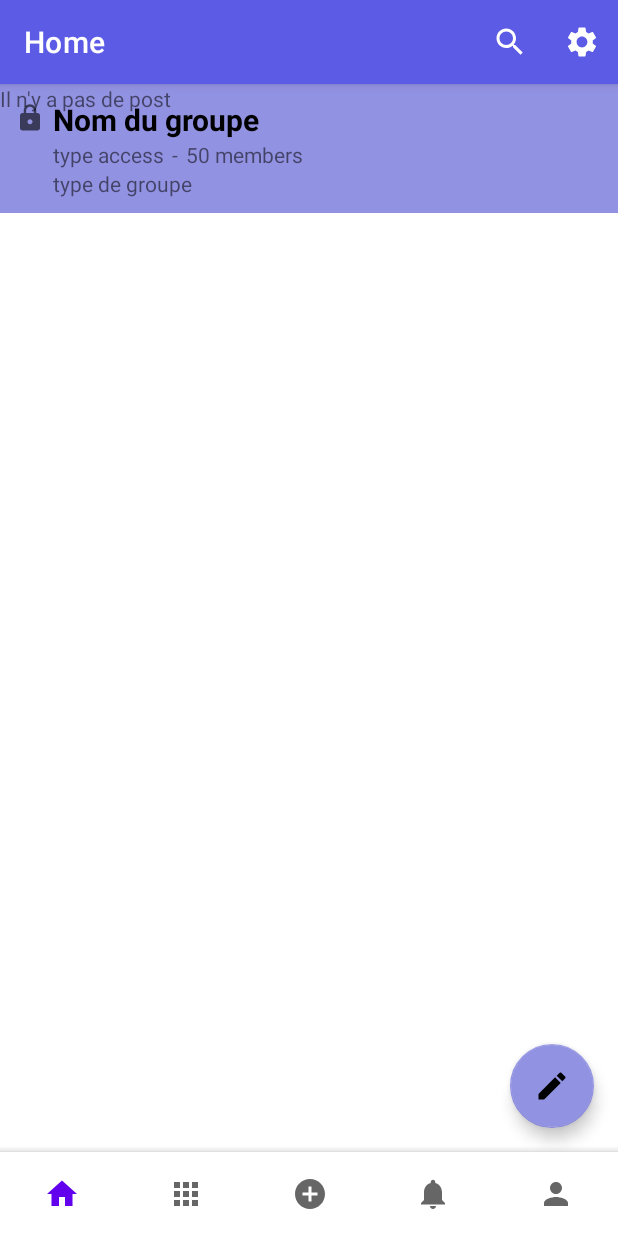
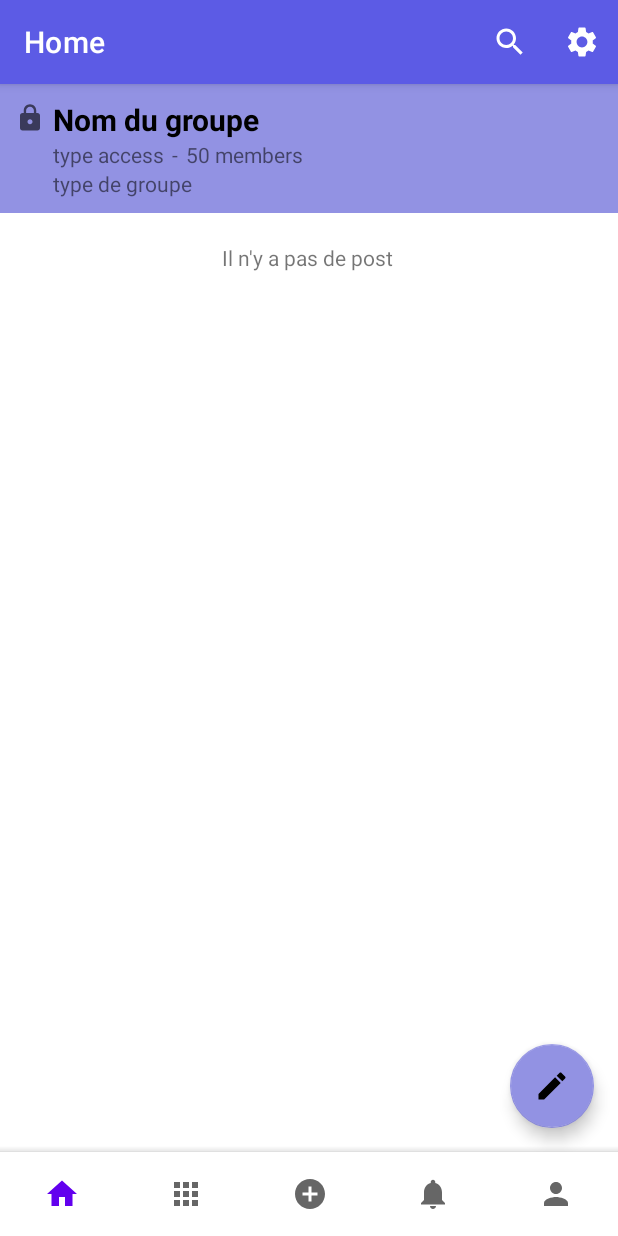
Before and after one commit to ETS-Android2/reseau-social-android, an Android app: the PostGroupeFragment screen opened through its navigation route, on a phone screen of 412 x 824 dp. Run offline under Robolectric (Android 15) with nearby library versions, the phone set to English and light mode, and no system bars; our stand-ins replace Firebase (no records; nobody signed in at launch, a user with empty details on screens opened directly), navigation-ui; 2 statements that could not run were skipped.

Commit message:
Remise en place du design des groupes dans mes reseaux

```diff
--- a/SocialMediaProject/app/src/main/java/com/example/socialmediaproject/ui/dashboard/DashboardFragment.java
+++ b/SocialMediaProject/app/src/main/java/com/example/socialmediaproject/ui/dashboard/DashboardFragment.java
@@ -18,6 +18,7 @@ import androidx.appcompat.app.AlertDialog;
 import androidx.appcompat.app.AppCompatActivity;
 import androidx.fragment.app.Fragment;
 import androidx.lifecycle.ViewModelProvider;
+import androidx.recyclerview.widget.GridLayoutManager;
 import androidx.recyclerview.widget.LinearLayoutManager;
 import androidx.recyclerview.widget.RecyclerView;
 
@@ -209,7 +210,7 @@ public class DashboardFragment extends Fragment implements GroupAdapter.Listener
             }
         });
 
-        recyclerView.setLayoutManager(new LinearLayoutManager(getContext()));
+        recyclerView.setLayoutManager(new GridLayoutManager(getContext(),2));
         recyclerView.setAdapter(this.groupAdapter);
     }
 
--- a/SocialMediaProject/app/src/main/res/layout/adapter_group_item.xml
+++ b/SocialMediaProject/app/src/main/res/layout/adapter_group_item.xml
@@ -8,7 +8,8 @@
 
     tools:ignore="UseCompoundDrawables"
     android:background="@drawable/bg_group"
-    android:elevation="5dp">
+    android:elevation="5dp"
+    android:layout_margin="10dp">
 
     <ImageView
         android:id="@+id/groupItem_access_image"
--- a/SocialMediaProject/app/src/main/res/layout/fragment_dashboard.xml
+++ b/SocialMediaProject/app/src/main/res/layout/fragment_dashboard.xml
@@ -25,7 +25,7 @@
         <com.google.android.material.tabs.TabItem
             android:layout_width="wrap_content"
             android:layout_height="wrap_content"
-            android:text="Tchat" />
+            android:text="Chat" />
 
         <com.google.android.material.tabs.TabItem
             android:layout_width="wrap_content"
@@ -59,6 +59,7 @@
         android:id="@+id/recyclerView_groups"
         android:layout_width="match_parent"
         android:layout_height="wrap_content"
+        android:layout_marginTop="10dp"
         android:layout_below="@+id/tabLayout_type_group"
         />
 
--- a/SocialMediaProject/app/src/main/res/layout/fragment_groupe_post.xml
+++ b/SocialMediaProject/app/src/main/res/layout/fragment_groupe_post.xml
@@ -34,10 +34,13 @@
 
     </androidx.core.widget.NestedScrollView>-->
 
-
+<LinearLayout
+    android:layout_width="match_parent"
+    android:layout_height="match_parent"
+    android:orientation="vertical">
     <LinearLayout
         android:layout_width="wrap_content"
-        android:layout_height="match_parent"
+        android:layout_height="wrap_content"
         android:orientation="vertical">
 
         <include layout="@layout/group_header"
@@ -52,9 +55,15 @@
 
     <TextView
         android:id="@+id/textViewRecyclerViewEmpty"
-        android:layout_width="wrap_content"
-        android:layout_height="wrap_content"
+        android:layout_width="match_parent"
+        android:layout_height="match_parent"
+        android:layout_margin="20dp"
+        android:textAlignment="center"
         android:text="Il n'y a pas de post "/>
+
+
+</LinearLayout>
+
 
 
 
```
Also changed, not shown: SocialMediaProject/app/src/main/java/com/example/socialmediaproject/adapters/GroupAdapter.java (+10 -0 lines), SocialMediaProject/app/src/main/java/com/example/socialmediaproject/api/PostHelper.java (+9 -0 lines), 1 other file.
